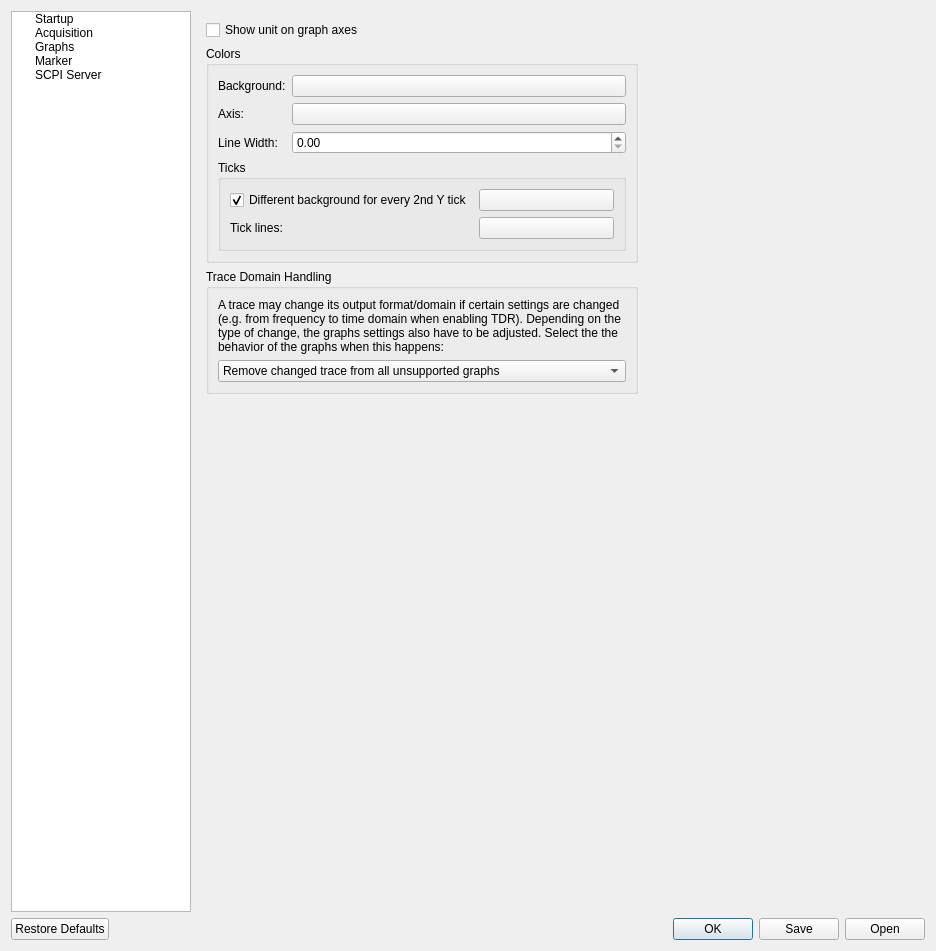
Above: Software/PC_Application/preferencesdialog.ui from jankae/LibreVNA before the change. Below: the same form after it.
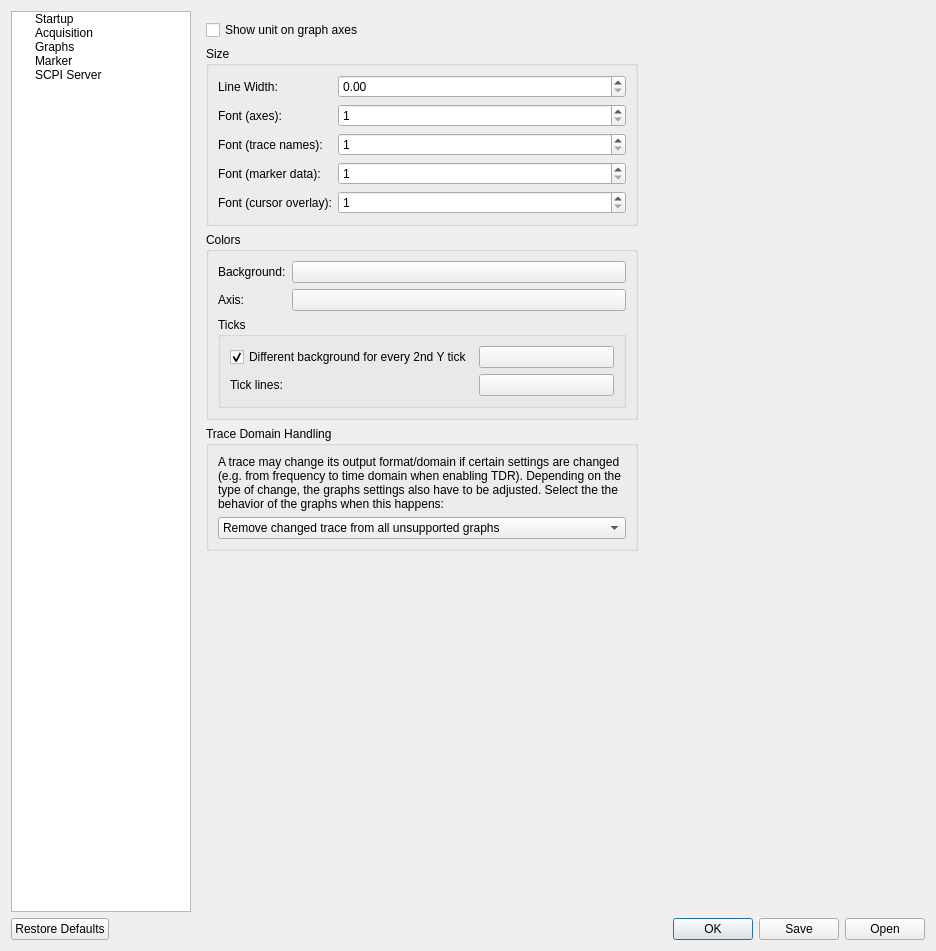
That is the form after the change. The open tabs and pages were chosen to show the change. Custom widgets are drawn as their Qt base class.

Commit message: customizable font sizes on graphs

Diff of the .ui file:
```diff
--- a/Software/PC_Application/preferencesdialog.ui
+++ b/Software/PC_Application/preferencesdialog.ui
@@ -945,6 +945,85 @@
              </property>
             </widget>
            </item>
+           <item>
+            <widget class="QGroupBox" name="groupBox_16">
+             <property name="title">
+              <string>Size</string>
+             </property>
+             <layout class="QFormLayout" name="formLayout_11">
+              <item row="0" column="0">
+               <widget class="QLabel" name="label_27">
+                <property name="text">
+                 <string>Line Width:</string>
+                </property>
+               </widget>
+              </item>
+              <item row="0" column="1">
+               <widget class="QDoubleSpinBox" name="GraphsLineWidth">
+                <property name="singleStep">
+                 <double>0.100000000000000</double>
+                </property>
+               </widget>
+              </item>
+              <item row="1" column="0">
+               <widget class="QLabel" name="label_39">
+                <property name="text">
+                 <string>Font (axes):</string>
+                </property>
+               </widget>
+              </item>
+              <item row="1" column="1">
+               <widget class="QSpinBox" name="GraphsFontSizeAxis">
+                <property name="minimum">
+                 <number>1</number>
+                </property>
+               </widget>
+              </item>
+              <item row="2" column="1">
+               <widget class="QSpinBox" name="GraphsFontSizeTraceNames">
+                <property name="minimum">
+                 <number>1</number>
+                </property>
+               </widget>
+              </item>
+              <item row="3" column="1">
+               <widget class="QSpinBox" name="GraphsFontSizeMarkerData">
+                <property name="minimum">
+                 <number>1</number>
+                </property>
+               </widget>
+              </item>
+              <item row="4" column="1">
+               <widget class="QSpinBox" name="GraphsFontSizeCursorOverlay">
+                <property name="minimum">
+                 <number>1</number>
+                </property>
+               </widget>
+              </item>
+              <item row="2" column="0">
+               <widget class="QLabel" name="label_40">
+                <property name="text">
+                 <string>Font (trace names):</string>
+                </property>
+               </widget>
+              </item>
+              <item row="3" column="0">
+               <widget class="QLabel" name="label_41">
+                <property name="text">
+                 <string>Font (marker data):</string>
+                </property>
+               </widget>
+              </item>
+              <item row="4" column="0">
+               <widget class="QLabel" name="label_42">
+                <property name="text">
+                 <string>Font (cursor overlay):</string>
+                </property>
+               </widget>
+              </item>
+             </layout>
+            </widget>
+           </item>
            <item>
             <widget class="QGroupBox" name="groupBox_5">
              <property name="title">
@@ -979,7 +1058,7 @@
                 </property>
                </widget>
               </item>
-              <item row="3" column="0" colspan="2">
+              <item row="2" column="0" colspan="2">
                <widget class="QGroupBox" name="groupBox_13">
                 <property name="title">
                  <string>Ticks</string>
@@ -1028,20 +1107,6 @@
                 </layout>
                </widget>
               </item>
-              <item row="2" column="0">
-               <widget class="QLabel" name="label_27">
-                <property name="text">
-                 <string>Line Width:</string>
-                </property>
-               </widget>
-              </item>
-              <item row="2" column="1">
-               <widget class="QDoubleSpinBox" name="GraphsLineWidth">
-                <property name="singleStep">
-                 <double>0.100000000000000</double>
-                </property>
-               </widget>
-              </item>
              </layout>
             </widget>
            </item>
```
Left out of the diff: 2 changed lines with no effect on the pictures. The commit also changes 8 other files.
